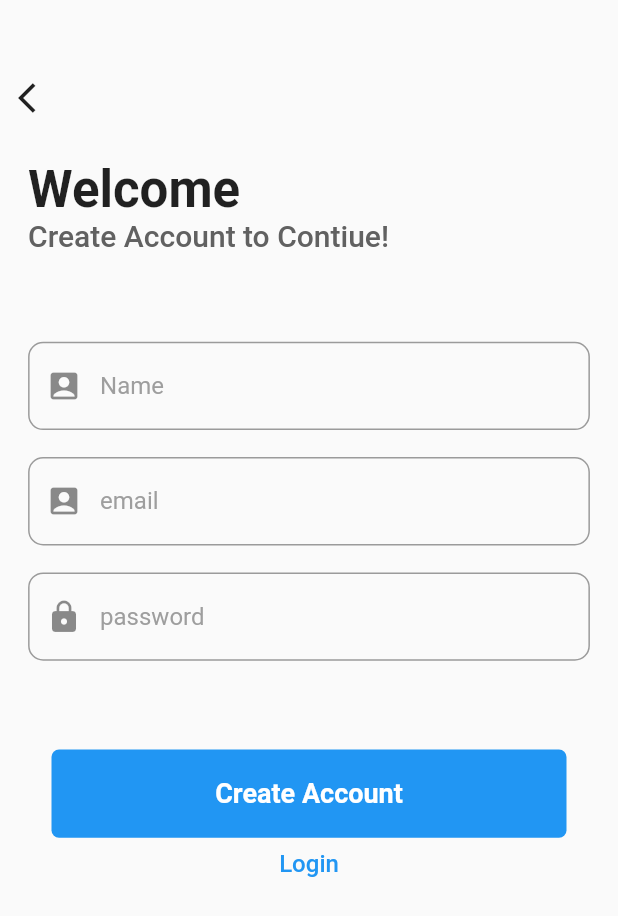
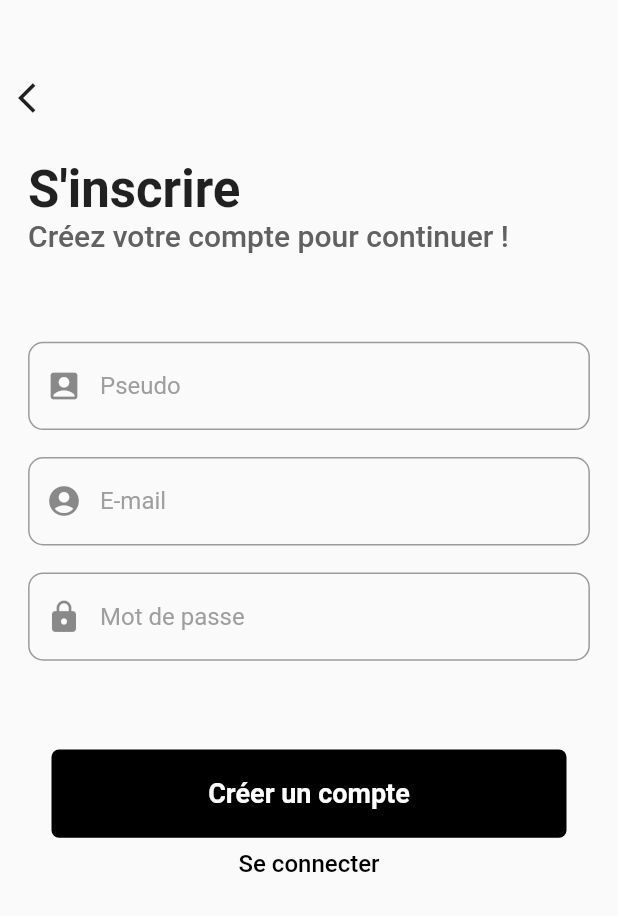
Before and after one commit to maringieu/chat_app, a Flutter app: the screen it shows after launch, after a tap on "S'inscrire", on a phone screen of 412 x 824 dp. Shown: the top 916 px of the screen. Run offline on Flutter 3.47's test engine with Material 2 defaults, Android fonts, the phone set to English and light mode, and no system bars; our stand-ins replace cloud_firestore, firebase_auth, firebase_core; accounts and stored records are empty.

```diff
--- a/lib/CreateAccount.dart
+++ b/lib/CreateAccount.dart
@@ -1,6 +1,7 @@
 import 'package:chat_app/Methods.dart';
 import 'package:flutter/material.dart';
 import '../HomeScreen.dart';
+import 'Custom.dart';
 
 class CreateAccount extends StatefulWidget {
   @override
@@ -44,7 +45,7 @@ class _CreateAccountState extends State<CreateAccount> {
             Container(
               width: size.width / 1.1,
               child: Text(
-                "Welcome",
+                "S'inscrire",
                 style: TextStyle(
                   fontSize: 34,
                   fontWeight: FontWeight.bold,
@@ -54,7 +55,7 @@ class _CreateAccountState extends State<CreateAccount> {
             Container(
               width: size.width / 1.1,
               child: Text(
-                "Create Account to Contiue!",
+                "Créez votre compte pour continuer !",
                 style: TextStyle(
                   color: Colors.grey[700],
                   fontSize: 20,
@@ -70,20 +71,20 @@ class _CreateAccountState extends State<CreateAccount> {
               child: Container(
                 width: size.width,
                 alignment: Alignment.center,
-                child: field(size, "Name", Icons.account_box, _name),
+                child: field(size, "Pseudo", Icons.account_box_rounded, _name),
               ),
             ),
             Container(
               width: size.width,
               alignment: Alignment.center,
-              child: field(size, "email", Icons.account_box, _email),
+              child: field(size, "E-mail", Icons.account_circle_rounded, _email),
             ),
             Padding(
               padding: const EdgeInsets.symmetric(vertical: 18.0),
               child: Container(
                 width: size.width,
                 alignment: Alignment.center,
-                child: field(size, "password", Icons.lock, _password),
+                child: field(size, "Mot de passe", Icons.lock, _password),
               ),
             ),
             SizedBox(
@@ -95,9 +96,9 @@ class _CreateAccountState extends State<CreateAccount> {
               child: GestureDetector(
                 onTap: () => Navigator.pop(context),
                 child: Text(
-                  "Login",
+                  "Se connecter",
                   style: TextStyle(
-                    color: Colors.blue,
+                    color: Colors.black,
                     fontSize: 16,
                     fontWeight: FontWeight.w500,
                   ),
@@ -144,11 +145,11 @@ class _CreateAccountState extends State<CreateAccount> {
           width: size.width / 1.2,
           decoration: BoxDecoration(
             borderRadius: BorderRadius.circular(5),
-            color: Colors.blue,
+            color: Colors.black,
           ),
           alignment: Alignment.center,
           child: Text(
-            "Create Account",
+            "Créer un compte",
             style: TextStyle(
               color: Colors.white,
               fontSize: 18,
--- a/lib/LoginScreen.dart
+++ b/lib/LoginScreen.dart
@@ -18,8 +18,12 @@ class _LoginScreenState extends State<LoginScreen> {
     final size = MediaQuery.of(context).size;
 
     return Scaffold(
+
+
       body: isLoading
           ? Center(
+
+
         child: Container(
           height: size.height / 20,
           width: size.height / 20,
@@ -68,14 +72,14 @@ class _LoginScreenState extends State<LoginScreen> {
             Container(
               width: size.width,
               alignment: Alignment.center,
-              child: field(size, "email", Icons.account_box, _email),
+              child: field(size, "E-mail", Icons.account_circle_rounded, _email),
             ),
             Padding(
               padding: const EdgeInsets.symmetric(vertical: 18.0),
               child: Container(
                 width: size.width,
                 alignment: Alignment.center,
-                child: field(size, "password", Icons.lock, _password),
+                child: field(size, "Mot de passe", Icons.lock, _password),
               ),
             ),
             SizedBox(
@@ -91,7 +95,7 @@ class _LoginScreenState extends State<LoginScreen> {
               child: Text(
                 "S'inscrire",
                 style: TextStyle(
-                  color: Colors.blue,
+                  color: Colors.black,
                   fontSize: 16,
                   fontWeight: FontWeight.w500,
                 ),
@@ -135,7 +139,7 @@ class _LoginScreenState extends State<LoginScreen> {
           width: size.width / 1.2,
           decoration: BoxDecoration(
             borderRadius: BorderRadius.circular(5),
-            color: Colors.blue,
+            color: Colors.black,
           ),
           alignment: Alignment.center,
           child: Text(
```
Also changed, not shown: lib/ChatRoom.dart (+3 -5 lines), lib/Custom.dart (added, +24 -0 lines), lib/HomeScreen.dart (+26 -4 lines).
